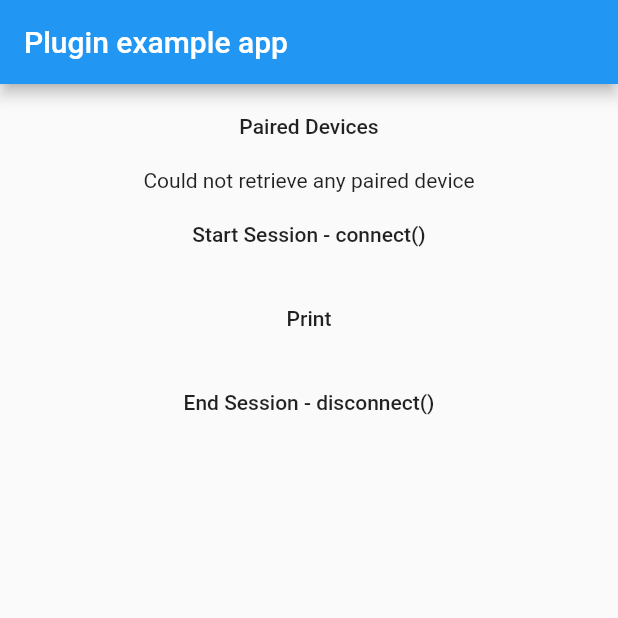
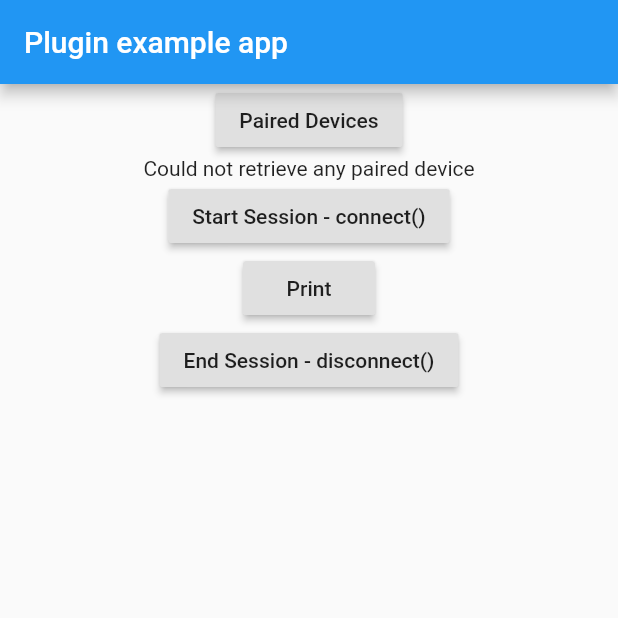
Before and after one commit to creduo/flutter_brother_printer, a Flutter app: the screen it shows after launch, on a phone screen of 412 x 824 dp, the top half of it. Run offline on Flutter 3.47's test engine with Material 2 defaults, Android fonts, the phone set to English and light mode, and no system bars.

Commit message:
Updated example app UI

```diff
--- a/example/lib/main.dart
+++ b/example/lib/main.dart
@@ -41,11 +41,10 @@ class _MyAppState extends State<MyApp> {
         body: Center(
           child: Column(
             children: [
-              MaterialButton(
+              RaisedButton(
                 onPressed: () async {
                   await FlutterBrotherPrinter.pairedDevices;
                 },
-                padding: EdgeInsets.all(20),
                 child: Text('Paired Devices'),
               ),
 
@@ -61,25 +60,22 @@ class _MyAppState extends State<MyApp> {
                 child: Text("Could not retrieve any paired device"),
               ),
 
-              MaterialButton(
+              RaisedButton(
                 onPressed: () async {
                   await FlutterBrotherPrinter.disconnect();
                 },
-                padding: EdgeInsets.all(20),
                 child: Text('Start Session - connect()'),
               ),
-              MaterialButton(
+              RaisedButton(
                 onPressed: () async {
                   await FlutterBrotherPrinter.print();
                 },
-                padding: EdgeInsets.all(20),
                 child: Text('Print'),
               ),
-              MaterialButton(
+              RaisedButton(
                 onPressed: () async {
                   await FlutterBrotherPrinter.disconnect();
                 },
-                padding: EdgeInsets.all(20),
                 child: Text('End Session - disconnect()'),
               ),
             ],
```
